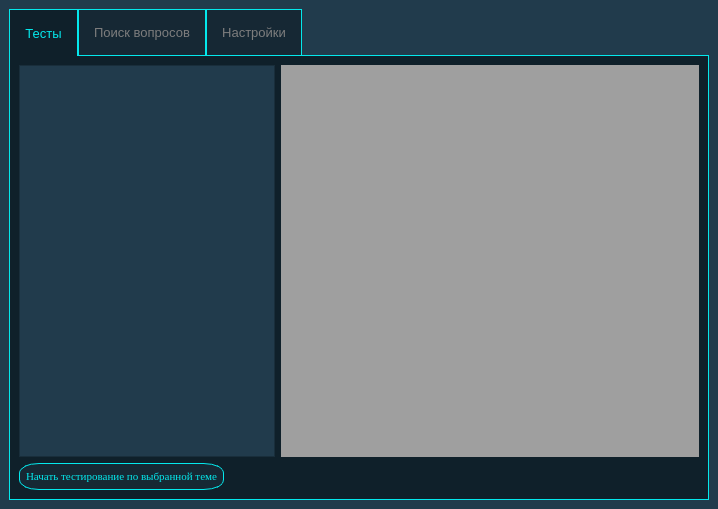
Before: the Qt Designer form mainwindow.ui in Yarosurafu/ExamHelper, drawn with Qt 5.
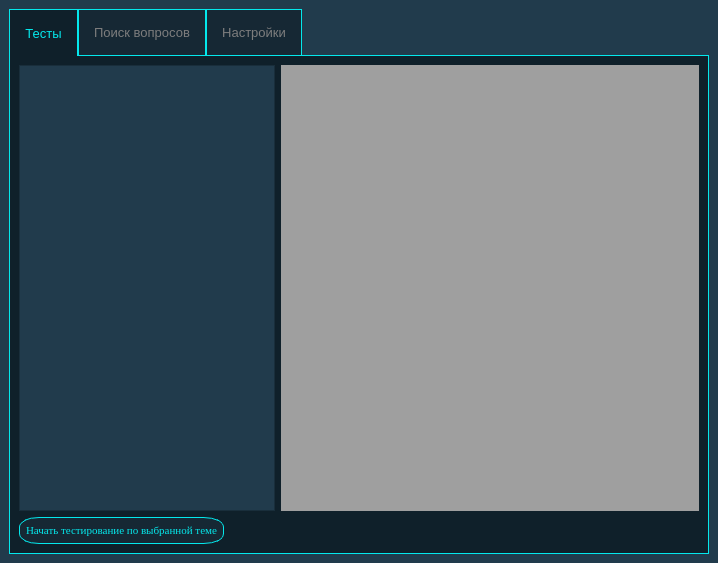
After: the same form once the commit is applied. Icons and pictures are not drawn.

```diff
--- a/mainwindow.ui
+++ b/mainwindow.ui
@@ -7,7 +7,7 @@
     <x>0</x>
     <y>0</y>
     <width>718</width>
-    <height>509</height>
+    <height>563</height>
    </rect>
   </property>
   <property name="font">
```
